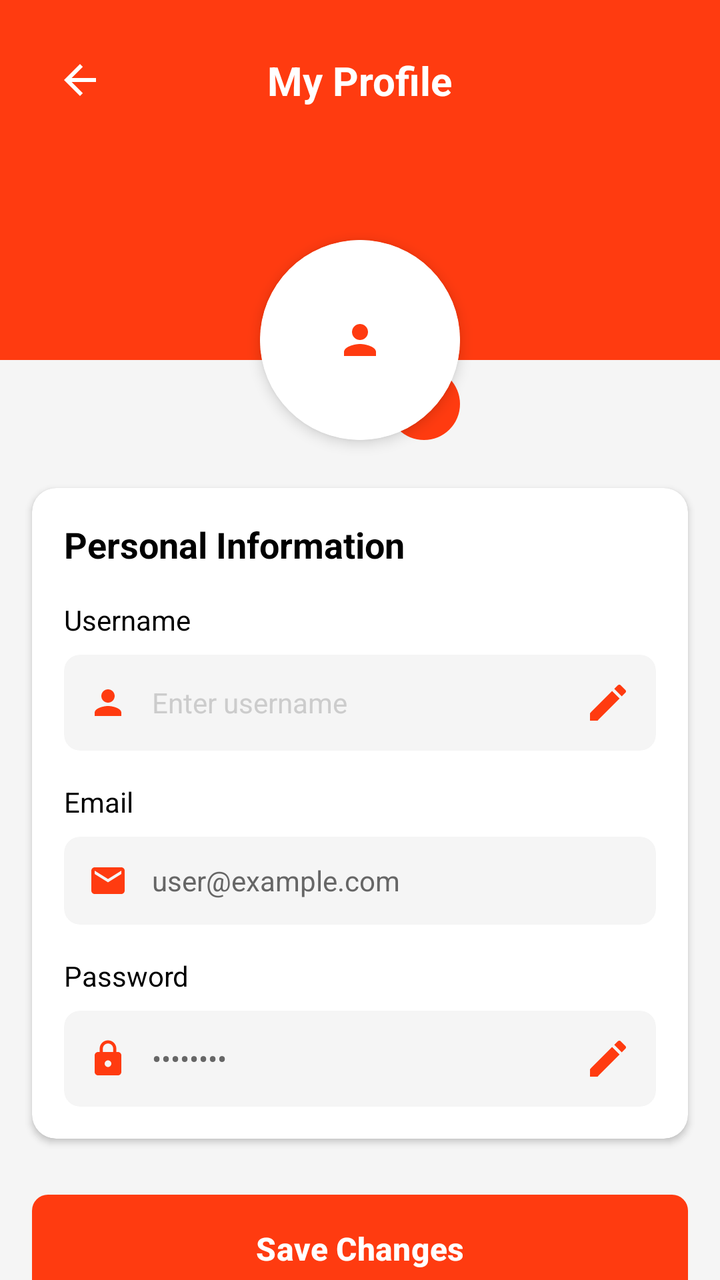
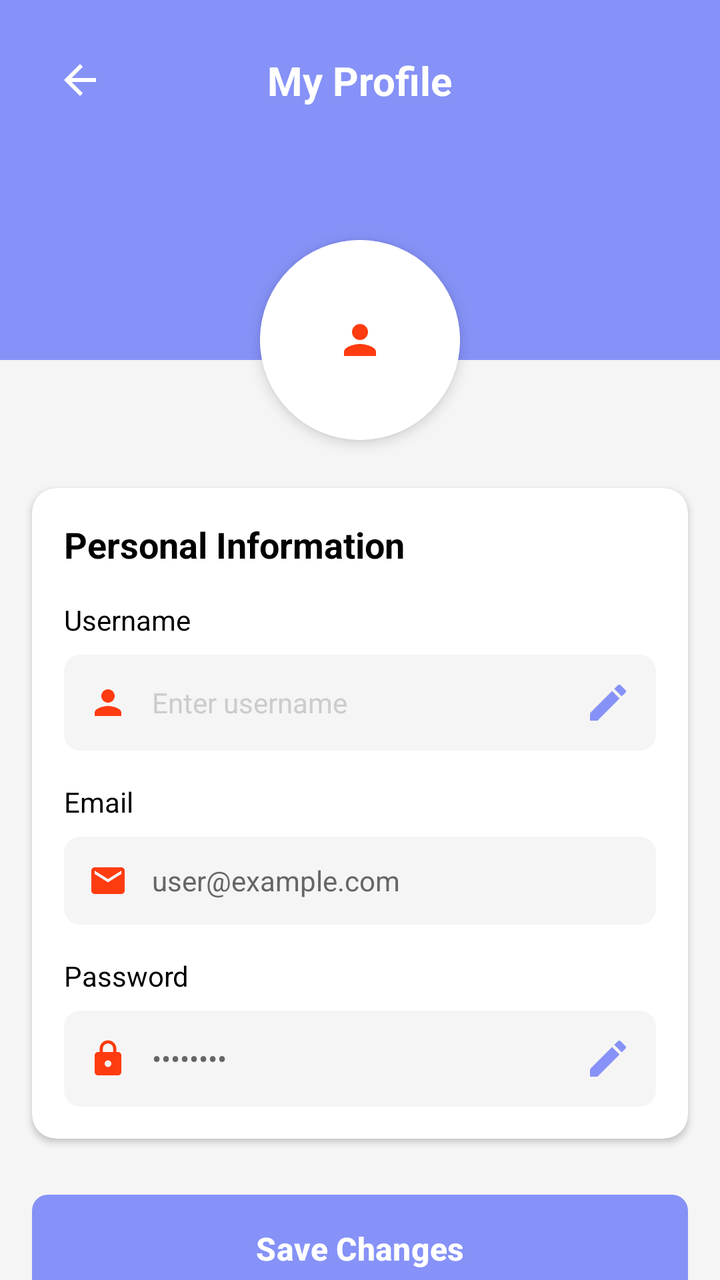

Two renders of the same Android screen: before a commit and after it. Below are the layout's source before the change and the commit's diff.
<!-- AndroidManifest.xml: application theme Theme.PARAmobile -->
<!-- res/layout/fragment_profile.xml -->
<?xml version="1.0" encoding="utf-8"?>
<androidx.core.widget.NestedScrollView
    xmlns:android="http://schemas.android.com/apk/res/android"
    xmlns:app="http://schemas.android.com/apk/res-auto"
    xmlns:tools="http://schemas.android.com/tools"
    android:layout_width="match_parent"
    android:layout_height="match_parent"
    android:background="#F5F5F5"
    android:fillViewport="true">

    <androidx.constraintlayout.widget.ConstraintLayout
        android:layout_width="match_parent"
        android:layout_height="wrap_content"
        android:paddingBottom="24dp">

        
        <View
            android:id="@+id/headerBackground"
            android:layout_width="match_parent"
            android:layout_height="180dp"
            android:background="@color/theme"
            app:layout_constraintTop_toTopOf="parent"
            app:layout_constraintStart_toStartOf="parent"
            app:layout_constraintEnd_toEndOf="parent"/>

        <ImageButton
            android:id="@+id/btnBack"
            android:layout_width="48dp"
            android:layout_height="48dp"
            android:src="@drawable/ic_back"
            android:background="?attr/selectableItemBackgroundBorderless"
            android:padding="12dp"
            android:layout_margin="16dp"
            app:layout_constraintTop_toTopOf="parent"
            app:layout_constraintStart_toStartOf="parent"
            android:contentDescription="Back"/>

        <TextView
            android:id="@+id/tvProfileTitle"
            android:layout_width="wrap_content"
            android:layout_height="wrap_content"
            android:text="My Profile"
            android:textColor="@color/white"
            android:textSize="20sp"
            android:textStyle="bold"
            app:layout_constraintTop_toTopOf="@id/btnBack"
            app:layout_constraintBottom_toBottomOf="@id/btnBack"
            app:layout_constraintStart_toStartOf="parent"
            app:layout_constraintEnd_toEndOf="parent"/>

        <androidx.cardview.widget.CardView
            android:id="@+id/cardProfilePic"
            android:layout_width="100dp"
            android:layout_height="100dp"
            app:cardCornerRadius="50dp"
            app:cardElevation="4dp"
            android:layout_marginTop="120dp"
            app:layout_constraintTop_toTopOf="parent"
            app:layout_constraintStart_toStartOf="parent"
            app:layout_constraintEnd_toEndOf="parent">

            <ImageView
                android:id="@+id/ivProfileImage"
                android:layout_width="match_parent"
                android:layout_height="match_parent"
                android:background="@color/white"
                android:padding="16dp"
                android:scaleType="centerInside"
                android:src="@drawable/ic_person" />

        </androidx.cardview.widget.CardView>

        <ImageButton
            android:id="@+id/btnEditProfilePic"
            android:layout_width="36dp"
            android:layout_height="36dp"
            android:src="@drawable/ic_edit"
            android:background="@drawable/circle_edit_button"
            android:padding="8dp"
            app:layout_constraintBottom_toBottomOf="@id/cardProfilePic"
            app:layout_constraintEnd_toEndOf="@id/cardProfilePic"
            android:contentDescription="Edit Profile Picture"/>

        
        <androidx.cardview.widget.CardView
            android:id="@+id/cardProfileInfo"
            android:layout_width="match_parent"
            android:layout_height="wrap_content"
            android:layout_marginTop="24dp"
            android:layout_marginStart="16dp"
            android:layout_marginEnd="16dp"
            app:cardCornerRadius="12dp"
            app:cardElevation="2dp"
            app:layout_constraintTop_toBottomOf="@id/cardProfilePic"
            app:layout_constraintStart_toStartOf="parent"
            app:layout_constraintEnd_toEndOf="parent">

            <LinearLayout
                android:layout_width="match_parent"
                android:layout_height="wrap_content"
                android:orientation="vertical"
                android:padding="16dp">

                <TextView
                    android:layout_width="wrap_content"
                    android:layout_height="wrap_content"
                    android:text="Personal Information"
                    android:textSize="18sp"
                    android:textStyle="bold"
                    android:textColor="@android:color/black"
                    android:layout_marginBottom="16dp"/>

                
                <TextView
                    android:layout_width="wrap_content"
                    android:layout_height="wrap_content"
                    android:text="Username"
                    android:textColor="@android:color/black"
                    android:textSize="14sp"/>

                <androidx.cardview.widget.CardView
                    android:layout_width="match_parent"
                    android:layout_height="wrap_content"
                    android:layout_marginTop="8dp"
                    android:layout_marginBottom="16dp"
                    app:cardBackgroundColor="#F5F5F5"
                    app:cardCornerRadius="8dp"
                    app:cardElevation="0dp">

                    <LinearLayout
                        android:layout_width="match_parent"
                        android:layout_height="wrap_content"
                        android:gravity="center_vertical"
                        android:orientation="horizontal"
                        android:padding="12dp">

                        <ImageView
                            android:layout_width="20dp"
                            android:layout_height="20dp"
                            android:layout_marginEnd="12dp"
                            android:src="@drawable/ic_person"/>

                        <EditText
                            android:id="@+id/etProfileUsername"
                            android:layout_width="0dp"
                            android:layout_height="wrap_content"
                            android:layout_weight="1"
                            android:background="@null"
                            android:hint="Enter username"
                            android:inputType="text"
                            android:textColorHint="#CCCCCC"
                            android:textSize="14sp"/>

                        <ImageButton
                            android:id="@+id/btnEditUsername"
                            android:layout_width="24dp"
                            android:layout_height="24dp"
                            android:src="@drawable/ic_edit"
                            android:background="?attr/selectableItemBackgroundBorderless"
                            android:contentDescription="Edit Username"/>
                    </LinearLayout>
                </androidx.cardview.widget.CardView>

                
                <TextView
                    android:layout_width="wrap_content"
                    android:layout_height="wrap_content"
                    android:text="Email"
                    android:textColor="@android:color/black"
                    android:textSize="14sp"/>

                <androidx.cardview.widget.CardView
                    android:layout_width="match_parent"
                    android:layout_height="wrap_content"
                    android:layout_marginTop="8dp"
                    android:layout_marginBottom="16dp"
                    app:cardBackgroundColor="#F5F5F5"
                    app:cardCornerRadius="8dp"
                    app:cardElevation="0dp">

                    <LinearLayout
                        android:layout_width="match_parent"
                        android:layout_height="wrap_content"
                        android:gravity="center_vertical"
                        android:orientation="horizontal"
                        android:padding="12dp">

                        <ImageView
                            android:layout_width="20dp"
                            android:layout_height="20dp"
                            android:layout_marginEnd="12dp"
                            android:src="@drawable/ic_email"/>

                        <TextView
                            android:id="@+id/tvProfileEmail"
                            android:layout_width="0dp"
                            android:layout_height="wrap_content"
                            android:layout_weight="1"
                            android:text="user@example.com"
                            android:textSize="14sp"
                            android:textColor="#666666"/>
                    </LinearLayout>
                </androidx.cardview.widget.CardView>

                
                <TextView
                    android:layout_width="wrap_content"
                    android:layout_height="wrap_content"
                    android:text="Password"
                    android:textColor="@android:color/black"
                    android:textSize="14sp"/>

                <androidx.cardview.widget.CardView
                    android:layout_width="match_parent"
                    android:layout_height="wrap_content"
                    android:layout_marginTop="8dp"
                    app:cardBackgroundColor="#F5F5F5"
                    app:cardCornerRadius="8dp"
                    app:cardElevation="0dp">

                    <LinearLayout
                        android:layout_width="match_parent"
                        android:layout_height="wrap_content"
                        android:gravity="center_vertical"
                        android:orientation="horizontal"
                        android:padding="12dp">

                        <ImageView
                            android:layout_width="20dp"
                            android:layout_height="20dp"
                            android:layout_marginEnd="12dp"
                            android:src="@drawable/ic_lock"/>

                        <TextView
                            android:id="@+id/tvProfilePassword"
                            android:layout_width="0dp"
                            android:layout_height="wrap_content"
                            android:layout_weight="1"
                            android:text="••••••••"
                            android:textSize="14sp"
                            android:textColor="#666666"/>

                        <ImageButton
                            android:id="@+id/btnChangePassword"
                            android:layout_width="24dp"
                            android:layout_height="24dp"
                            android:src="@drawable/ic_edit"
                            android:background="?attr/selectableItemBackgroundBorderless"
                            android:contentDescription="Change Password"/>
                    </LinearLayout>
                </androidx.cardview.widget.CardView>
            </LinearLayout>
        </androidx.cardview.widget.CardView>

        
        <com.google.android.material.button.MaterialButton
            android:id="@+id/btnSaveProfile"
            android:layout_width="0dp"
            android:layout_height="wrap_content"
            android:layout_marginTop="24dp"
            android:layout_marginStart="16dp"
            android:layout_marginEnd="16dp"
            android:padding="16dp"
            android:text="Save Changes"
            android:textColor="@android:color/white"
            android:textSize="16sp"
            android:textStyle="bold"
            app:backgroundTint="@color/theme"
            app:cornerRadius="8dp"
            app:layout_constraintTop_toBottomOf="@id/cardProfileInfo"
            app:layout_constraintStart_toStartOf="parent"
            app:layout_constraintEnd_toEndOf="parent"/>

        
        <ProgressBar
            android:id="@+id/progressBarProfile"
            android:layout_width="36dp"
            android:layout_height="36dp"
            android:visibility="gone"
            app:layout_constraintBottom_toBottomOf="@+id/btnSaveProfile"
            app:layout_constraintEnd_toEndOf="@+id/btnSaveProfile"
            app:layout_constraintStart_toStartOf="@+id/btnSaveProfile"
            app:layout_constraintTop_toTopOf="@+id/btnSaveProfile" />

    </androidx.constraintlayout.widget.ConstraintLayout>
</androidx.core.widget.NestedScrollView>
<!-- resources referenced by this layout -->
<resources>
  <color name="theme">#FF3B10</color>
  <color name="white">#FFFFFFFF</color>
  <!-- drawable circle_edit_button (drawable) -->
  <?xml version="1.0" encoding="utf-8"?>
  <shape xmlns:android="http://schemas.android.com/apk/res/android"
      android:shape="oval">
      <solid android:color="@color/theme" />
  </shape>
  <!-- drawable ic_back (drawable) -->
  <?xml version="1.0" encoding="utf-8"?>
  <vector xmlns:android="http://schemas.android.com/apk/res/android"
      android:width="24dp"
      android:height="24dp"
      android:viewportWidth="24"
      android:viewportHeight="24">
      <path
          android:fillColor="#FFFFFF"
          android:pathData="M20,11H7.83l5.59,-5.59L12,4l-8,8 8,8 1.41,-1.41L7.83,13H20v-2z"/>
  </vector>
  <!-- drawable ic_edit (drawable) -->
  <?xml version="1.0" encoding="utf-8"?>
  <vector xmlns:android="http://schemas.android.com/apk/res/android"
      android:width="24dp"
      android:height="24dp"
      android:viewportWidth="24"
      android:viewportHeight="24">
      <path
          android:fillColor="@color/theme"
          android:pathData="M3,17.25V21h3.75L17.81,9.94l-3.75,-3.75L3,17.25zM20.71,7.04c0.39,-0.39 0.39,-1.02 0,-1.41l-2.34,-2.34c-0.39,-0.39 -1.02,-0.39 -1.41,0l-1.83,1.83 3.75,3.75 1.83,-1.83z"/>
  </vector>
  <!-- drawable ic_email (drawable) -->
  <?xml version="1.0" encoding="utf-8"?>
  <vector xmlns:android="http://schemas.android.com/apk/res/android"
      android:width="24dp"
      android:height="24dp"
      android:viewportWidth="24"
      android:viewportHeight="24">
      <path
          android:fillColor="#FF3B10"
          android:pathData="M20,4L4,4c-1.1,0 -1.99,0.9 -1.99,2L2,18c0,1.1 0.9,2 2,2h16c1.1,0 2,-0.9 2,-2L22,6c0,-1.1 -0.9,-2 -2,-2zM20,8l-8,5 -8,-5L4,6l8,5 8,-5v2z"/>
  </vector>
  <!-- drawable ic_lock (drawable) -->
  <?xml version="1.0" encoding="utf-8"?>
  <vector xmlns:android="http://schemas.android.com/apk/res/android"
      android:width="24dp"
      android:height="24dp"
      android:viewportWidth="24"
      android:viewportHeight="24">
      <path
          android:fillColor="#FF3B10"
          android:pathData="M18,8h-1L17,6c0,-2.76 -2.24,-5 -5,-5S7,3.24 7,6v2L6,8c-1.1,0 -2,0.9 -2,2v10c0,1.1 0.9,2 2,2h12c1.1,0 2,-0.9 2,-2L20,10c0,-1.1 -0.9,-2 -2,-2zM12,17c-1.1,0 -2,-0.9 -2,-2s0.9,-2 2,-2 2,0.9 2,2 -0.9,2 -2,2zM15.1,8L8.9,8L8.9,6c0,-1.71 1.39,-3.1 3.1,-3.1 1.71,0 3.1,1.39 3.1,3.1v2z"/>
  </vector>
  <!-- drawable ic_person (drawable) -->
  <?xml version="1.0" encoding="utf-8"?>
  <vector xmlns:android="http://schemas.android.com/apk/res/android"
      android:width="24dp"
      android:height="24dp"
      android:viewportWidth="24"
      android:viewportHeight="24">
      <path
          android:fillColor="#FF3B10"
          android:pathData="M12,12c2.21,0 4,-1.79 4,-4s-1.79,-4 -4,-4 -4,1.79 -4,4 1.79,4 4,4zM12,14c-2.67,0 -8,1.34 -8,4v2h16v-2c0,-2.66 -5.33,-4 -8,-4z"/>
  </vector>
  <style name="Theme.PARAmobile" parent="Base.Theme.PARAmobile" />
  <style name="Base.Theme.PARAmobile" parent="Theme.Material3.DayNight.NoActionBar">
          
          
      </style>
</resources>

<!-- the commit's change to res/layout/fragment_profile.xml (unified diff, before → after) -->
@@ -69,17 +69,6 @@
                 android:src="@drawable/ic_person" />
 
         </androidx.cardview.widget.CardView>
-
-        <ImageButton
-            android:id="@+id/btnEditProfilePic"
-            android:layout_width="36dp"
-            android:layout_height="36dp"
-            android:src="@drawable/ic_edit"
-            android:background="@drawable/circle_edit_button"
-            android:padding="8dp"
-            app:layout_constraintBottom_toBottomOf="@id/cardProfilePic"
-            app:layout_constraintEnd_toEndOf="@id/cardProfilePic"
-            android:contentDescription="Edit Profile Picture"/>
 
         
         <androidx.cardview.widget.CardView
<!-- resource entries referenced after the edit -->
@@ -1,13 +1,7 @@
 <!-- resources referenced by this layout -->
 <resources>
-  <color name="theme">#FF3B10</color>
+  <color name="theme">#8692f7</color>
   <color name="white">#FFFFFFFF</color>
-  <!-- drawable circle_edit_button (drawable) -->
-  <?xml version="1.0" encoding="utf-8"?>
-  <shape xmlns:android="http://schemas.android.com/apk/res/android"
-      android:shape="oval">
-      <solid android:color="@color/theme" />
-  </shape>
   <!-- drawable ic_back (drawable) -->
   <?xml version="1.0" encoding="utf-8"?>
   <vector xmlns:android="http://schemas.android.com/apk/res/android"
